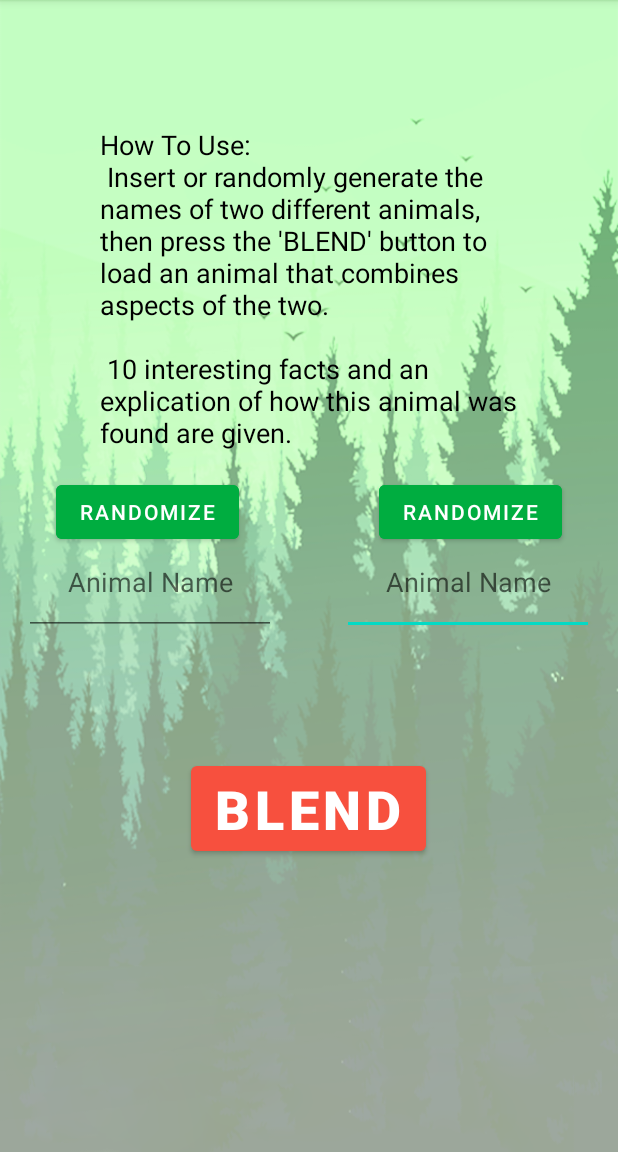
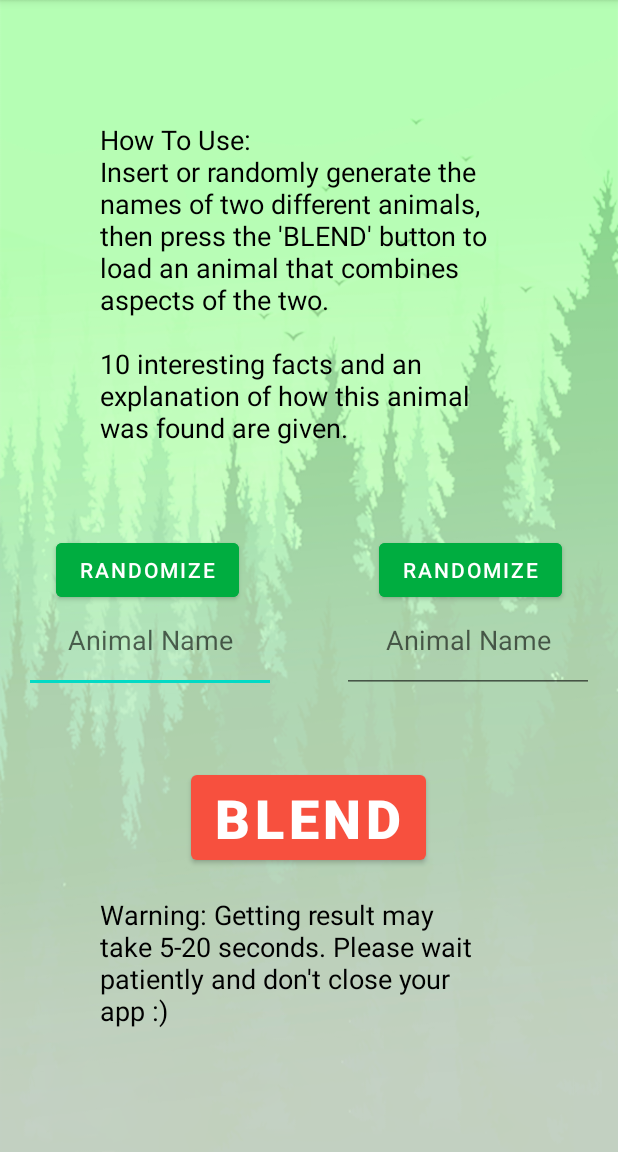
Before and after one commit to AvidEslami/BioBlender, an Android app: the BlenderActivity screen opened directly, with no data from a screen before it, on a phone screen of 412 x 824 dp, the part 84-1236 px from its top. Run offline under Robolectric (Android 15) with nearby library versions, the phone set to English and light mode, and no system bars; libraries missing offline, so code that uses them is left out: com.chaquo.python.

Commit message:
Adjusting background and text graphics

```diff
--- a/app/src/main/res/layout/activity_blender.xml
+++ b/app/src/main/res/layout/activity_blender.xml
@@ -5,29 +5,77 @@
     android:layout_width="match_parent"
     android:layout_height="match_parent"
     tools:context=".BlenderActivity"
-    android:background="@drawable/background">
+    android:background="@drawable/background2">
+
+    <TextView
+        android:id="@+id/textView4"
+        android:layout_width="wrap_content"
+        android:layout_height="wrap_content"
+        android:paddingHorizontal="100px"
+        android:text="Warning: Getting result may take 5-20 seconds. Please wait patiently and don't close your app :)"
+        android:textColor="@color/black"
+        android:textSize="18sp"
+        app:layout_constraintBottom_toBottomOf="parent"
+        app:layout_constraintEnd_toEndOf="parent"
+        app:layout_constraintHorizontal_bias="0.0"
+        app:layout_constraintStart_toStartOf="parent"
+        app:layout_constraintTop_toTopOf="parent"
+        app:layout_constraintVertical_bias="0.879" />
 
     <TextView
         android:id="@+id/textView"
         android:layout_width="wrap_content"
         android:layout_height="wrap_content"
         android:paddingHorizontal="100px"
-        android:text="How To Use:\n Insert or randomly generate the names of two different animals, then press the 'BLEND' button to load an animal that combines aspects of the two. \n\n 10 interesting facts and an explication of how this animal was found are given."
+        android:text="How To Use:\nInsert or randomly generate the names of two different animals, then press the 'BLEND' button to load an animal that combines aspects of the two.\n\n10 interesting facts and an explanation of how this animal was found are given."
+        android:textColor="@color/black"
         android:textSize="18sp"
-        android:textColor="@color/black"
         app:layout_constraintBottom_toTopOf="@+id/Rand1"
         app:layout_constraintEnd_toEndOf="parent"
         app:layout_constraintHorizontal_bias="0.0"
         app:layout_constraintStart_toStartOf="parent"
         app:layout_constraintTop_toTopOf="parent"
-        app:layout_constraintVertical_bias="0.835" />
+        app:layout_constraintVertical_bias="0.578" />
+
+    <Button
+        android:id="@+id/blendbtn"
+        android:layout_width="wrap_content"
+        android:layout_height="wrap_content"
+        android:text="BLEND"
+        android:textColor="#ffffff"
+        android:textSize="36sp"
+        android:textStyle="bold"
+        app:backgroundTint="#f7503e"
+        app:layout_constraintBottom_toBottomOf="parent"
+        app:layout_constraintEnd_toEndOf="parent"
+        app:layout_constraintHorizontal_bias="0.498"
+        app:layout_constraintStart_toStartOf="parent"
+        app:layout_constraintTop_toTopOf="parent"
+        app:layout_constraintVertical_bias="0.73" />
+
+    <EditText
+        android:id="@+id/animal1"
+        android:layout_width="168dp"
+        android:layout_height="58dp"
+        android:ellipsize="start"
+        android:ems="10"
+        android:gravity="center_horizontal"
+        android:hint="Animal Name"
+        android:inputType="textPersonName"
+        android:textColor="@color/black"
+        app:layout_constraintBottom_toBottomOf="parent"
+        app:layout_constraintEnd_toEndOf="parent"
+        app:layout_constraintHorizontal_bias="0.065"
+        app:layout_constraintStart_toStartOf="parent"
+        app:layout_constraintTop_toTopOf="parent"
+        app:layout_constraintVertical_bias="0.569" />
 
     <Button
         android:id="@+id/Rand1"
         android:layout_width="wrap_content"
         android:layout_height="wrap_content"
+        android:backgroundTint="#00ad40"
         android:text="Randomize"
-        android:backgroundTint="#00ad40"
         app:layout_constraintBottom_toTopOf="@+id/animal1"
         app:layout_constraintEnd_toEndOf="parent"
         app:layout_constraintHorizontal_bias="0.128"
@@ -50,30 +98,14 @@
         app:layout_constraintHorizontal_bias="0.934"
         app:layout_constraintStart_toStartOf="parent"
         app:layout_constraintTop_toTopOf="parent"
-        app:layout_constraintVertical_bias="0.515" />
-
-    <Button
-        android:id="@+id/blendbtn"
-        android:layout_width="wrap_content"
-        android:layout_height="wrap_content"
-        android:text="BLEND"
-        android:textColor="#ffffff"
-        android:textSize="36sp"
-        android:textStyle="bold"
-        app:backgroundTint="#f7503e"
-        app:layout_constraintBottom_toBottomOf="parent"
-        app:layout_constraintEnd_toEndOf="parent"
-        app:layout_constraintHorizontal_bias="0.498"
-        app:layout_constraintStart_toStartOf="parent"
-        app:layout_constraintTop_toTopOf="parent"
-        app:layout_constraintVertical_bias="0.722" />
+        app:layout_constraintVertical_bias="0.569" />
 
     <Button
         android:id="@+id/Rand2"
         android:layout_width="wrap_content"
         android:layout_height="wrap_content"
+        android:backgroundTint="#00ad40"
         android:text="Randomize"
-        android:backgroundTint="#00ad40"
         app:layout_constraintBottom_toTopOf="@+id/animal2"
         app:layout_constraintEnd_toEndOf="parent"
         app:layout_constraintHorizontal_bias="0.871"
@@ -81,21 +113,4 @@
         app:layout_constraintTop_toTopOf="parent"
         app:layout_constraintVertical_bias="1.0" />
 
-    <EditText
-        android:id="@+id/animal1"
-        android:layout_width="168dp"
-        android:layout_height="58dp"
-        android:ellipsize="start"
-        android:ems="10"
-        android:gravity="center_horizontal"
-        android:hint="Animal Name"
-        android:inputType="textPersonName"
-        android:textColor="@color/black"
-        app:layout_constraintBottom_toBottomOf="parent"
-        app:layout_constraintEnd_toEndOf="parent"
-        app:layout_constraintHorizontal_bias="0.065"
-        app:layout_constraintStart_toStartOf="parent"
-        app:layout_constraintTop_toTopOf="parent"
-        app:layout_constraintVertical_bias="0.515" />
-
 </androidx.constraintlayout.widget.ConstraintLayout>
--- a/app/src/main/res/layout/activity_new_animal.xml
+++ b/app/src/main/res/layout/activity_new_animal.xml
@@ -6,7 +6,7 @@
     android:layout_height="match_parent"
     android:orientation="vertical"
     tools:context=".NewAnimal"
-    android:background="@drawable/background">
+    android:background="@drawable/background2">
     <ScrollView
         android:layout_width="match_parent"
         android:layout_height="match_parent">
@@ -31,7 +31,9 @@
                 android:layout_marginRight="15sp"
                 android:text="TextView"
                 android:textSize="28sp"
+                android:textColor="@color/black"
                 android:gravity="center"/>
+
             <TextView
                 android:id="@+id/title1"
                 android:layout_width="match_parent"
@@ -42,6 +44,7 @@
                 android:text="What are they like?"
                 android:textSize="16sp"
                 android:textStyle="bold"
+                android:textColor="@color/black"
                 android:gravity="left"/>
             <TextView
                 android:id="@+id/animal_info"
@@ -52,6 +55,7 @@
                 android:layout_marginRight="15sp"
                 android:text="TextView"
                 android:textSize="16sp"
+                android:textColor="@color/black"
                 android:gravity="left"/>
 
             <TextView
@@ -64,6 +68,7 @@
                 android:text="How they are similar?"
                 android:textSize="16sp"
                 android:textStyle="bold"
+                android:textColor="@color/black"
                 android:gravity="left"/>
 
             <TextView
@@ -75,6 +80,7 @@
                 android:layout_marginRight="15sp"
                 android:text="TextView"
                 android:textSize="16sp"
+                android:textColor="@color/black"
                 android:gravity="left"/>
         </LinearLayout>
     </ScrollView>
```
Also changed, not shown: app/src/main/res/drawable/background2.png (added).
